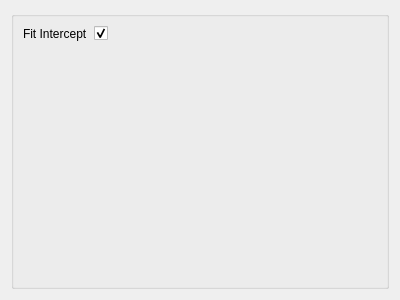
tisaconundrum2/PySAT-GUI, file ui/OLS.ui: the form before one commit.
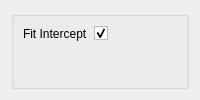
The form after the commit.

```diff
--- a/ui/OLS.ui
+++ b/ui/OLS.ui
@@ -2,14 +2,6 @@
 <ui version="4.0">
  <class>Form</class>
  <widget class="QWidget" name="Form">
-  <property name="geometry">
-   <rect>
-    <x>0</x>
-    <y>0</y>
-    <width>400</width>
-    <height>300</height>
-   </rect>
-  </property>
   <property name="sizePolicy">
    <sizepolicy hsizetype="Ignored" vsizetype="Ignored">
     <horstretch>0</horstretch>
```
